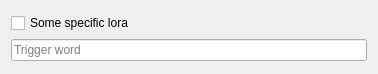
First picture: the form in src/airunner/pyqt/lora.ui, repository Capsize-Games/airunner, before the edit.
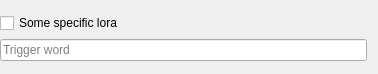
Second picture: the form after the edit.

Commit message: modifies padding of lora

Diff of the .ui file:
```diff
--- a/src/airunner/pyqt/lora.ui
+++ b/src/airunner/pyqt/lora.ui
@@ -14,6 +14,9 @@
    <string>Form</string>
   </property>
   <layout class="QGridLayout" name="gridLayout_2">
+   <property name="leftMargin">
+    <number>0</number>
+   </property>
    <item row="0" column="0">
     <layout class="QGridLayout" name="gridLayout">
      <item row="3" column="0">
```
